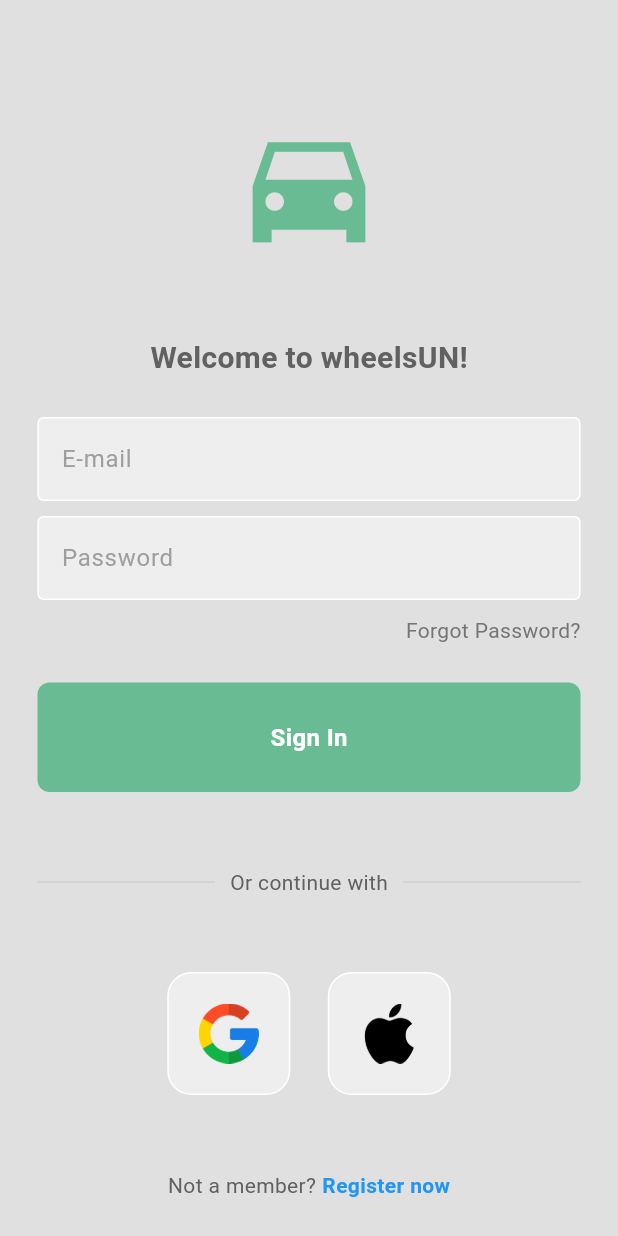
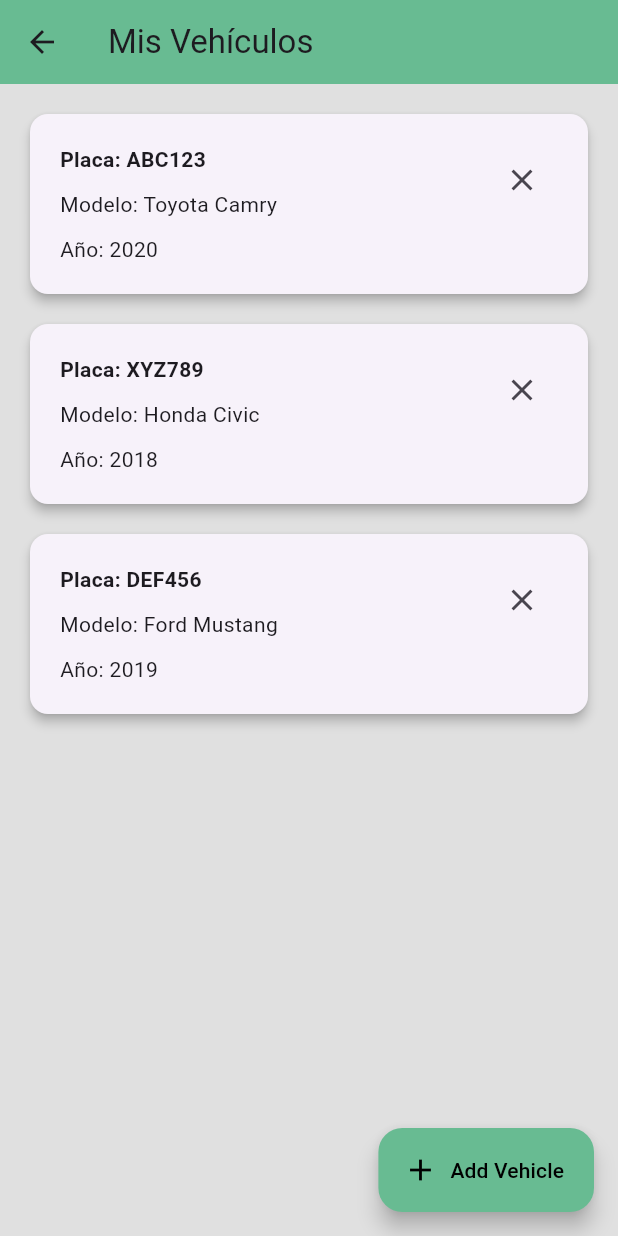
Before and after one commit to WheelsUN-2024-1/wheelsUN_FrontEnd, a Flutter app: the screen it shows after launch, on a phone screen of 412 x 824 dp. Run offline on Flutter 3.47's test engine with Material 3 defaults, Android fonts, the phone set to English and light mode, and no system bars; our stand-ins replace flutter_credit_card, geocoding, google_maps_flutter, graphql_flutter; missing offline and left inert: flutter_google_places_web, selectable_list.

Commit message:
First steps for view user's vehicles and connection between pages

```diff
--- a/lib/components/my_button.dart
+++ b/lib/components/my_button.dart
@@ -1,9 +1,10 @@
 import 'package:flutter/material.dart';
 
 class MyButton extends StatelessWidget {
+  final String text;
   final Function()? onTap;
 
-  const MyButton({super.key, required this.onTap});
+  const MyButton({required this.text, required this.onTap, Key? key}) : super(key: key);
 
   @override
   Widget build(BuildContext context) {
@@ -16,9 +17,9 @@ class MyButton extends StatelessWidget {
           color: Color(0xFF68BB92),
           borderRadius: BorderRadius.circular(8),
         ),
-        child: const Center(
+        child: Center(
           child: Text(
-            "Sign In",
+            text,
             style: TextStyle(
               color: Colors.white,
               fontWeight: FontWeight.bold,
--- a/lib/main.dart
+++ b/lib/main.dart
@@ -9,6 +9,7 @@ import 'package:wheels_un/pages/register_vehicle.dart';
 import 'package:wheels_un/pages/profile_page.dart';
 import 'package:wheels_un/select_creditCard.dart';
 import 'package:wheels_un/view_creditcards.dart';
+import 'package:wheels_un/pages/view_vehicles_page.dart';
 
 void main() {
   runApp(const MyApp());
@@ -27,11 +28,11 @@ class MyApp extends StatelessWidget {
       debugShowCheckedModeBanner: false,
 
       //home: HomePage(),
-      //home: MapPage(),
-      // home: MapPage(),
+      //home: MapPage(tripId: "660bf2818a65cc44a2871b54"),
       //home: AddNewCardScreen(),
-      home: LoginPage(),
+      //home: LoginPage(),
       //home: SignUpPage(),
+      home: ViewVehiclesPage()
       //home: RegisterVehiclePage()
       //home: ProfilePage(),
       // home: ListTrips()
--- a/lib/map_page.dart
+++ b/lib/map_page.dart
@@ -42,6 +42,7 @@ class _MapPageState extends State<MapPage> {
   if(address == null) return;
   try {
     List<Location> locations = await locationFromAddress(address);
+    print("this are my locations");
     print(locations);
     Location location = locations.first;
 
--- a/lib/pages/home_page.dart
+++ b/lib/pages/home_page.dart
@@ -3,7 +3,7 @@ import 'package:wheels_un/add_new_creditCard.dart';
 import 'package:wheels_un/list_trips.dart';
 import 'package:wheels_un/map_page.dart';
 import 'package:wheels_un/pages/landing_page.dart';
-import 'package:wheels_un/pages/sign_up_page.dart';
+import 'package:wheels_un/pages/profile_page.dart';
 
 class HomePage extends StatefulWidget {
   const HomePage({super.key});
@@ -23,7 +23,7 @@ class _HomePageState extends State<HomePage> with SingleTickerProviderStateMixin
 
     LandingPage(),
     ListTrips(),
-    SignUpPage(),
+    ProfilePage(),
   ];
 
   @override
--- a/lib/pages/login_page.dart
+++ b/lib/pages/login_page.dart
@@ -6,7 +6,7 @@ import 'package:wheels_un/graphql/graphql_client.dart';
 import 'package:wheels_un/models/auth_model.dart';
 import 'package:wheels_un/services/api_service.dart';
 import 'package:wheels_un/globalVariables/user_data.dart';
-import 'package:wheels_un/pages/profile_page.dart';
+import 'package:wheels_un/pages/home_page.dart';
 
 
 class LoginPage extends StatelessWidget {
@@ -63,7 +63,7 @@ class LoginPage extends StatelessWidget {
         //here should go to homePage, this ProfilePage router is just for testing
         Navigator.pushReplacement(
           context,
-          MaterialPageRoute(builder: (context) => ProfilePage()),
+          MaterialPageRoute(builder: (context) => HomePage()),
         );
 
 
@@ -139,6 +139,7 @@ class LoginPage extends StatelessWidget {
               // sign in button
               MyButton(
                 onTap: signUserIn,
+                text: "Sign In",
               ),
 
               const SizedBox(height: 50),
--- a/lib/pages/profile_page.dart
+++ b/lib/pages/profile_page.dart
@@ -1,6 +1,7 @@
 import 'package:flutter/material.dart';
 import 'package:wheels_un/components/my_display_textfield.dart';
 import 'package:wheels_un/globalVariables/user_data.dart';
+import 'package:wheels_un/view_creditcards.dart';
 
 class ProfilePage extends StatelessWidget {
   ProfilePage({Key? key}) : super(key: key);
@@ -121,6 +122,10 @@ class ProfilePage extends StatelessWidget {
                           icon: const Icon(Icons.credit_card),
                           onPressed: () {
                             //router to the credit card page
+                            Navigator.pushReplacement(
+                              context,
+                              MaterialPageRoute(builder: (context) => ViewCreditCards()),
+                            );
                           },
                           color: const Color(0xFF68BB92),
                         ),
--- a/lib/pages/register_vehicle.dart
+++ b/lib/pages/register_vehicle.dart
@@ -1,6 +1,7 @@
 import 'package:flutter/material.dart';
 import 'package:wheels_un/components/my_button.dart';
 import 'package:wheels_un/components/my_form_textfield.dart';
+import 'package:wheels_un/pages/view_vehicles_page.dart';
 import 'package:wheels_un/services/api_service.dart';
 import 'package:wheels_un/graphql/graphql_client.dart';
 import 'package:wheels_un/models/vehicle_model.dart';
@@ -41,6 +42,10 @@ class RegisterVehiclePage extends StatelessWidget {
       } else {
         // Vehicle created successfully, navigate to previous page or do other actions
         print('Register new vehicle successful');
+        Navigator.pushReplacement(
+          context,
+          MaterialPageRoute(builder: (context) => ViewVehiclesPage()),
+        );
       }
       //print(response.data);
 
@@ -126,6 +131,7 @@ class RegisterVehiclePage extends StatelessWidget {
                   const SizedBox(height: 10),
                   MyButton(
                     onTap: () => registerVehicle(context),
+                    text: "Add Vehicle",
                   ),
                 ],
               ),
--- a/lib/pages/sign_up_page.dart
+++ b/lib/pages/sign_up_page.dart
@@ -210,6 +210,7 @@ class _SignUpPageState extends State<SignUpPage> {
           const SizedBox(height: 25),
           MyButton(
             onTap: signUserUp,
+            text: "Sign Up",
           ),
           const SizedBox(height: 25),
           ElevatedButton(
--- /dev/null
+++ b/lib/pages/view_vehicles_page.dart
@@ -0,0 +1,112 @@
+import 'package:flutter/material.dart';
+import 'package:wheels_un/pages/register_vehicle.dart';
+import 'package:wheels_un/pages/profile_page.dart';
+import 'package:wheels_un/globalVariables/user_data.dart';
+
+class Vehicle {
+  final String plate;
+  final String model;
+  final int year;
+
+  Vehicle({
+    required this.plate,
+    required this.model,
+    required this.year,
+  });
+}
+
+List<Vehicle> vehicles = [
+  Vehicle(plate: 'ABC123', model: 'Toyota Camry', year: 2020),
+  Vehicle(plate: 'XYZ789', model: 'Honda Civic', year: 2018),
+  Vehicle(plate: 'DEF456', model: 'Ford Mustang', year: 2019),
+];
+
+class ViewVehiclesPage extends StatelessWidget {
+  //appIdNumber = 666;
+
+  ViewVehiclesPage();
+
+  @override
+  Widget build(BuildContext context) {
+    return Scaffold(
+      backgroundColor: Colors.grey[300],
+      appBar: AppBar(
+        title: Text('Mis Vehículos'),
+        backgroundColor: const Color(0xFF68BB92),
+        leading: IconButton(
+          icon: Icon(Icons.arrow_back),
+          onPressed: () {
+            // Navigate back
+            Navigator.pushReplacement(
+            context,
+            MaterialPageRoute(builder: (context) => ProfilePage()),
+          );
+          },
+        ),
+      ),
+      body: Padding(
+        padding: const EdgeInsets.all(20.0),
+        child: Column(
+          crossAxisAlignment: CrossAxisAlignment.start,
+          children: [
+            Expanded(
+              child: ListView.builder(
+                itemCount: vehicles.length,
+                itemBuilder: (context, index) {
+                  return Card(
+                    margin: EdgeInsets.only(bottom: 20),
+                    elevation: 3,
+                    child: Padding(
+                      padding: EdgeInsets.all(20),
+                      child: Row(
+                        crossAxisAlignment: CrossAxisAlignment.start,
+                        children: [
+                          Expanded(
+                            child: Column(
+                              crossAxisAlignment: CrossAxisAlignment.start,
+                              children: [
+                                Text(
+                                  'Placa: ${vehicles[index].plate}',
+                                  style: TextStyle(
+                                    fontWeight: FontWeight.bold,
+                                  ),
+                                ),
+                                SizedBox(height: 10),
+                                Text('Modelo: ${vehicles[index].model}'),
+                                SizedBox(height: 10),
+                                Text('Año: ${vehicles[index].year}'),
+                              ],
+                            ),
+                          ),
+                          IconButton(
+                            icon: Icon(Icons.close),
+                            onPressed: () {
+                              //delete functionality
+                            },
+                          ),
+                        ],
+                      ),
+                    ),
+                  );
+                },
+              ),
+            ),
+          ],
+        ),
+      ),
+      floatingActionButton: FloatingActionButton.extended(
+        onPressed: () {
+          //add vehicle page
+          Navigator.pushReplacement(
+            context,
+            MaterialPageRoute(builder: (context) => RegisterVehiclePage()),
+          );
+        },
+        label: Text('Add Vehicle'),
+        foregroundColor: Colors.black,
+        icon: Icon(Icons.add),
+        backgroundColor: const Color(0xFF68BB92),
+      ),
+    );
+  }
+}
```
